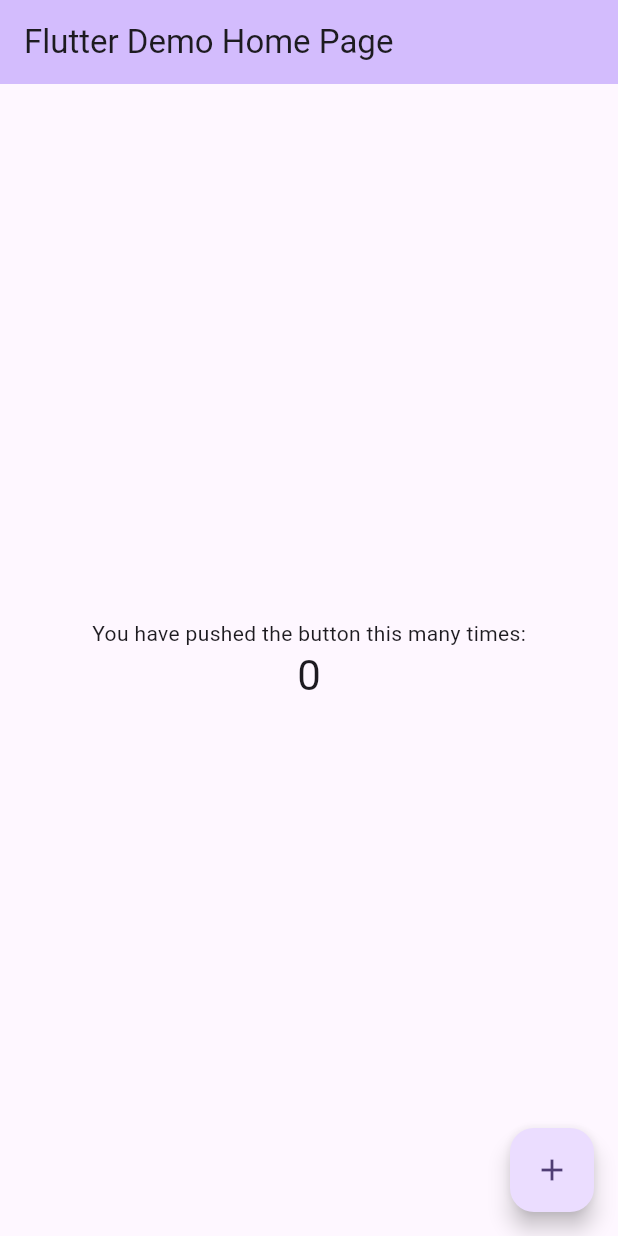
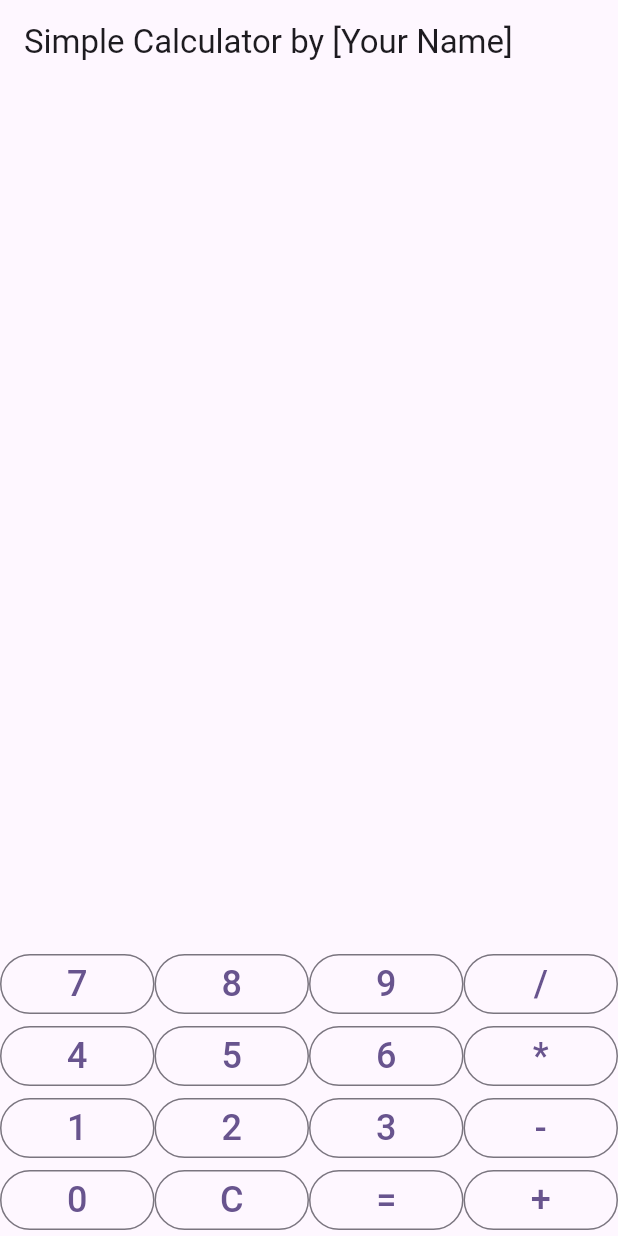
Before and after one commit to afranci2/calculator_flutter, a Flutter app: the screen it shows after launch, on a phone screen of 412 x 824 dp. Run offline on Flutter 3.47's test engine with Material 3 defaults, Android fonts, the phone set to English and light mode, and no system bars; missing offline and left inert: expressions.

Commit message:
add dependency and finish calculator

```diff
--- a/lib/main.dart
+++ b/lib/main.dart
@@ -1,4 +1,5 @@
 import 'package:flutter/material.dart';
+import 'package:expressions/expressions.dart';
 
 void main() {
   runApp(const MyApp());
@@ -7,46 +8,21 @@ void main() {
 class MyApp extends StatelessWidget {
   const MyApp({super.key});
 
-  // This widget is the root of your application.
   @override
   Widget build(BuildContext context) {
     return MaterialApp(
-      title: 'Flutter Demo',
+      title: 'Simple Calculator',
       theme: ThemeData(
-        // This is the theme of your application.
-        //
-        // TRY THIS: Try running your application with "flutter run". You'll see
-        // the application has a purple toolbar. Then, without quitting the app,
-        // try changing the seedColor in the colorScheme below to Colors.green
-        // and then invoke "hot reload" (save your changes or press the "hot
-        // reload" button in a Flutter-supported IDE, or press "r" if you used
-        // the command line to start the app).
-        //
-        // Notice that the counter didn't reset back to zero; the application
-        // state is not lost during the reload. To reset the state, use hot
-        // restart instead.
-        //
-        // This works for code too, not just values: Most code changes can be
-        // tested with just a hot reload.
         colorScheme: ColorScheme.fromSeed(seedColor: Colors.deepPurple),
         useMaterial3: true,
       ),
-      home: const MyHomePage(title: 'Flutter Demo Home Page'),
+      home: const MyHomePage(title: 'Simple Calculator by [Your Name]'),
     );
   }
 }
 
 class MyHomePage extends StatefulWidget {
   const MyHomePage({super.key, required this.title});
-
-  // This widget is the home page of your application. It is stateful, meaning
-  // that it has a State object (defined below) that contains fields that affect
-  // how it looks.
-
-  // This class is the configuration for the state. It holds the values (in this
-  // case the title) provided by the parent (in this case the App widget) and
-  // used by the build method of the State. Fields in a Widget subclass are
-  // always marked "final".
 
   final String title;
 
@@ -55,71 +31,96 @@ class MyHomePage extends StatefulWidget {
 }
 
 class _MyHomePageState extends State<MyHomePage> {
-  int _counter = 0;
+  String _expression = '';
+  String _result = '';
 
-  void _incrementCounter() {
+  void _onPressed(String text) {
     setState(() {
-      // This call to setState tells the Flutter framework that something has
-      // changed in this State, which causes it to rerun the build method below
-      // so that the display can reflect the updated values. If we changed
-      // _counter without calling setState(), then the build method would not be
-      // called again, and so nothing would appear to happen.
-      _counter++;
+      if (text == 'C') {
+        _expression = '';
+        _result = '';
+      } else if (text == '=') {
+        try {
+          final expression = Expression.parse(_expression);
+          final evaluator = const ExpressionEvaluator();
+          final result = evaluator.eval(expression, {});
+          _result = result.toString();
+        } catch (e) {
+          _result = 'Error';
+        }
+      } else {
+        _expression += text;
+      }
     });
+  }
+
+  Widget _buildButton(String text) {
+    return Expanded(
+      child: OutlinedButton(
+        onPressed: () => _onPressed(text),
+        child: Text(text, style: const TextStyle(fontSize: 24)),
+      ),
+    );
   }
 
   @override
   Widget build(BuildContext context) {
-    // This method is rerun every time setState is called, for instance as done
-    // by the _incrementCounter method above.
-    //
-    // The Flutter framework has been optimized to make rerunning build methods
-    // fast, so that you can just rebuild anything that needs updating rather
-    // than having to individually change instances of widgets.
     return Scaffold(
       appBar: AppBar(
-        // TRY THIS: Try changing the color here to a specific color (to
-        // Colors.amber, perhaps?) and trigger a hot reload to see the AppBar
-        // change color while the other colors stay the same.
-        backgroundColor: Theme.of(context).colorScheme.inversePrimary,
-        // Here we take the value from the MyHomePage object that was created by
-        // the App.build method, and use it to set our appbar title.
         title: Text(widget.title),
       ),
-      body: Center(
-        // Center is a layout widget. It takes a single child and positions it
-        // in the middle of the parent.
-        child: Column(
-          // Column is also a layout widget. It takes a list of children and
-          // arranges them vertically. By default, it sizes itself to fit its
-          // children horizontally, and tries to be as tall as its parent.
-          //
-          // Column has various properties to control how it sizes itself and
-          // how it positions its children. Here we use mainAxisAlignment to
-          // center the children vertically; the main axis here is the vertical
-          // axis because Columns are vertical (the cross axis would be
-          // horizontal).
-          //
-          // TRY THIS: Invoke "debug painting" (choose the "Toggle Debug Paint"
-          // action in the IDE, or press "p" in the console), to see the
-          // wireframe for each widget.
-          mainAxisAlignment: MainAxisAlignment.center,
-          children: <Widget>[
-            const Text(
-              'You have pushed the button this many times:',
+      body: Column(
+        children: <Widget>[
+          Expanded(
+            child: Container(
+              padding: const EdgeInsets.all(16),
+              alignment: Alignment.bottomRight,
+              child: Column(
+                mainAxisAlignment: MainAxisAlignment.end,
+                crossAxisAlignment: CrossAxisAlignment.end,
+                children: [
+                  Text(_expression, style: const TextStyle(fontSize: 32)),
+                  Text(_result,
+                      style: const TextStyle(
+                          fontSize: 48, fontWeight: FontWeight.bold)),
+                ],
+              ),
             ),
-            Text(
-              '$_counter',
-              style: Theme.of(context).textTheme.headlineMedium,
-            ),
-          ],
-        ),
+          ),
+          Row(
+            children: <Widget>[
+              _buildButton('7'),
+              _buildButton('8'),
+              _buildButton('9'),
+              _buildButton('/'),
+            ],
+          ),
+          Row(
+            children: <Widget>[
+              _buildButton('4'),
+              _buildButton('5'),
+              _buildButton('6'),
+              _buildButton('*'),
+            ],
+          ),
+          Row(
+            children: <Widget>[
+              _buildButton('1'),
+              _buildButton('2'),
+              _buildButton('3'),
+              _buildButton('-'),
+            ],
+          ),
+          Row(
+            children: <Widget>[
+              _buildButton('0'),
+              _buildButton('C'),
+              _buildButton('='),
+              _buildButton('+'),
+            ],
+          ),
+        ],
       ),
-      floatingActionButton: FloatingActionButton(
-        onPressed: _incrementCounter,
-        tooltip: 'Increment',
-        child: const Icon(Icons.add),
-      ), // This trailing comma makes auto-formatting nicer for build methods.
     );
   }
 }
--- a/pubspec.yaml
+++ b/pubspec.yaml
@@ -30,7 +30,7 @@ environment:
 dependencies:
   flutter:
     sdk: flutter
-
+  expressions: ^0.2.5
 
   # The following adds the Cupertino Icons font to your application.
   # Use with the CupertinoIcons class for iOS style icons.
```
Also changed, not shown: pubspec.lock.
